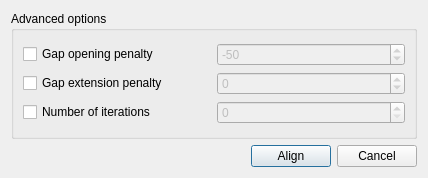
Above: src/plugins/external_tool_support/src/ui/TCoffeeSupportRunDialog.ui from dualword/ugene-qt4 before the change. Below: the same form after it.
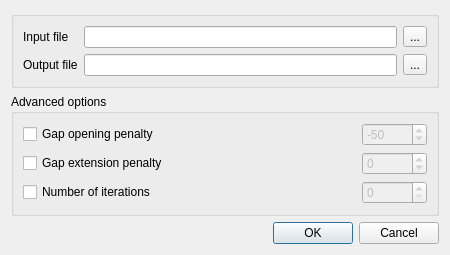
That is the form after the change.

Patch:
```diff
--- a/src/plugins/external_tool_support/src/ui/TCoffeeSupportRunDialog.ui
+++ b/src/plugins/external_tool_support/src/ui/TCoffeeSupportRunDialog.ui
@@ -6,21 +6,76 @@
    <rect>
     <x>0</x>
     <y>0</y>
-    <width>428</width>
-    <height>178</height>
+    <width>450</width>
+    <height>232</height>
    </rect>
   </property>
+  <property name="minimumSize">
+   <size>
+    <width>450</width>
+    <height>0</height>
+   </size>
+  </property>
   <property name="windowTitle">
    <string>Align with T-Coffee</string>
   </property>
+  <layout class="QVBoxLayout" name="verticalLayout_2">
+   <item>
   <layout class="QVBoxLayout" name="verticalLayout">
+     <item>
+      <widget class="QGroupBox" name="inputGroupBox">
+       <property name="title">
+        <string/>
+       </property>
+       <layout class="QGridLayout" name="gridLayout_3">
+        <item row="0" column="0">
+         <layout class="QGridLayout" name="gridLayout_2">
+          <item row="0" column="0">
+           <widget class="QLabel" name="label">
+            <property name="text">
+             <string>Input file</string>
+            </property>
+           </widget>
+          </item>
+          <item row="0" column="1">
+           <widget class="QLineEdit" name="inputFileLineEdit"/>
+          </item>
+          <item row="0" column="2">
+           <widget class="QToolButton" name="inputFilePathButton">
+            <property name="text">
+             <string>...</string>
+            </property>
+           </widget>
+          </item>
+          <item row="1" column="0">
+           <widget class="QLabel" name="label_2">
+            <property name="text">
+             <string>Output file</string>
+            </property>
+           </widget>
+          </item>
+          <item row="1" column="1">
+           <widget class="QLineEdit" name="outputFileLineEdit"/>
+          </item>
+          <item row="1" column="2">
+           <widget class="QToolButton" name="outputFilePathButton">
+            <property name="text">
+             <string>...</string>
+            </property>
+           </widget>
+          </item>
+         </layout>
+        </item>
+       </layout>
+      </widget>
+     </item>
    <item>
     <widget class="QGroupBox" name="groupBox">
      <property name="title">
       <string>Advanced options</string>
      </property>
-     <layout class="QVBoxLayout" name="verticalLayout_2">
-      <item>
+       <layout class="QGridLayout" name="gridLayout_4">
+        <item row="0" column="0">
        <layout class="QGridLayout" name="gridLayout">
         <item row="0" column="0">
          <widget class="QCheckBox" name="gapOpenCheckBox">
@@ -29,31 +84,20 @@
           </property>
          </widget>
         </item>
-        <item row="1" column="0">
-         <widget class="QCheckBox" name="gapExtCheckBox">
-          <property name="text">
-           <string>Gap extension penalty</string>
-          </property>
-         </widget>
-        </item>
-        <item row="2" column="0">
-         <widget class="QCheckBox" name="maxNumberIterRefinementCheckBox">
-          <property name="text">
-           <string>Number of iterations</string>
-          </property>
-         </widget>
-        </item>
-        <item row="2" column="1">
-         <widget class="QSpinBox" name="maxNumberIterRefinementSpinBox">
-          <property name="enabled">
-           <bool>false</bool>
-          </property>
-          <property name="maximum">
-           <number>1000</number>
-          </property>
-         </widget>
-        </item>
         <item row="0" column="1">
+           <spacer name="horizontalSpacer_2">
+            <property name="orientation">
+             <enum>Qt::Horizontal</enum>
+            </property>
+            <property name="sizeHint" stdset="0">
+             <size>
+              <width>40</width>
+              <height>20</height>
+             </size>
+            </property>
+           </spacer>
+          </item>
+          <item row="0" column="2">
          <widget class="QSpinBox" name="gapOpenSpinBox">
           <property name="enabled">
            <bool>false</bool>
@@ -72,7 +116,27 @@
           </property>
          </widget>
         </item>
+          <item row="1" column="0">
+           <widget class="QCheckBox" name="gapExtCheckBox">
+            <property name="text">
+             <string>Gap extension penalty</string>
+            </property>
+           </widget>
+          </item>
         <item row="1" column="1">
+           <spacer name="horizontalSpacer_3">
+            <property name="orientation">
+             <enum>Qt::Horizontal</enum>
+            </property>
+            <property name="sizeHint" stdset="0">
+             <size>
+              <width>40</width>
+              <height>20</height>
+             </size>
+            </property>
+           </spacer>
+          </item>
+          <item row="1" column="2">
          <widget class="QSpinBox" name="gapExtSpinBox">
           <property name="enabled">
            <bool>false</bool>
@@ -88,15 +152,15 @@
           </property>
          </widget>
         </item>
-       </layout>
-      </item>
-     </layout>
-    </widget>
-   </item>
-   <item>
-    <layout class="QHBoxLayout" name="horizontalLayout">
-     <item>
-      <spacer name="horizontalSpacer">
+          <item row="2" column="0">
+           <widget class="QCheckBox" name="maxNumberIterRefinementCheckBox">
+            <property name="text">
+             <string>Number of iterations</string>
+            </property>
+           </widget>
+          </item>
+          <item row="2" column="1">
+           <spacer name="horizontalSpacer_4">
        <property name="orientation">
         <enum>Qt::Horizontal</enum>
        </property>
@@ -108,22 +172,30 @@
        </property>
       </spacer>
      </item>
-     <item>
-      <widget class="QPushButton" name="alignButton">
-       <property name="text">
-        <string>Align</string>
-       </property>
-      </widget>
-     </item>
-     <item>
-      <widget class="QPushButton" name="cancelButton">
-       <property name="text">
-        <string>Cancel</string>
-       </property>
+          <item row="2" column="2">
+           <widget class="QSpinBox" name="maxNumberIterRefinementSpinBox">
+            <property name="enabled">
+             <bool>false</bool>
+            </property>
+            <property name="maximum">
+             <number>1000</number>
+            </property>
+           </widget>
+          </item>
+         </layout>
+        </item>
+       </layout>
       </widget>
      </item>
     </layout>
    </item>
+   <item>
+    <widget class="QDialogButtonBox" name="buttonBox">
+     <property name="standardButtons">
+      <set>QDialogButtonBox::Cancel|QDialogButtonBox::Ok</set>
+     </property>
+    </widget>
+   </item>
   </layout>
  </widget>
  <resources/>
```
Lines whose indentation alone changed are shown as unchanged.
